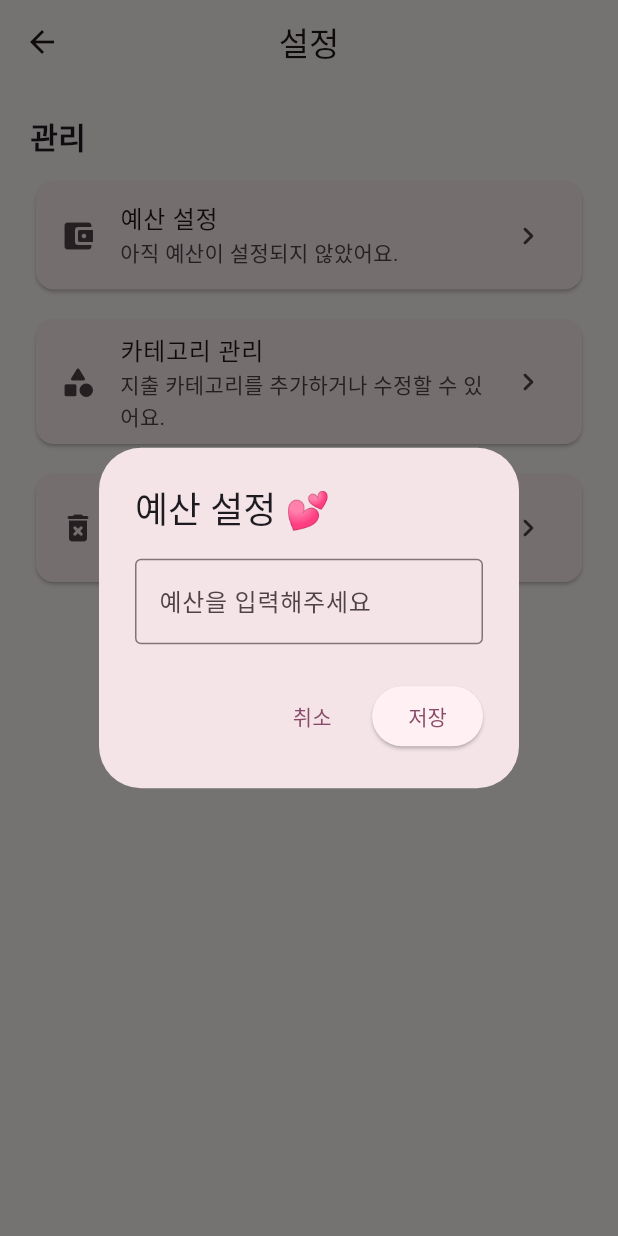
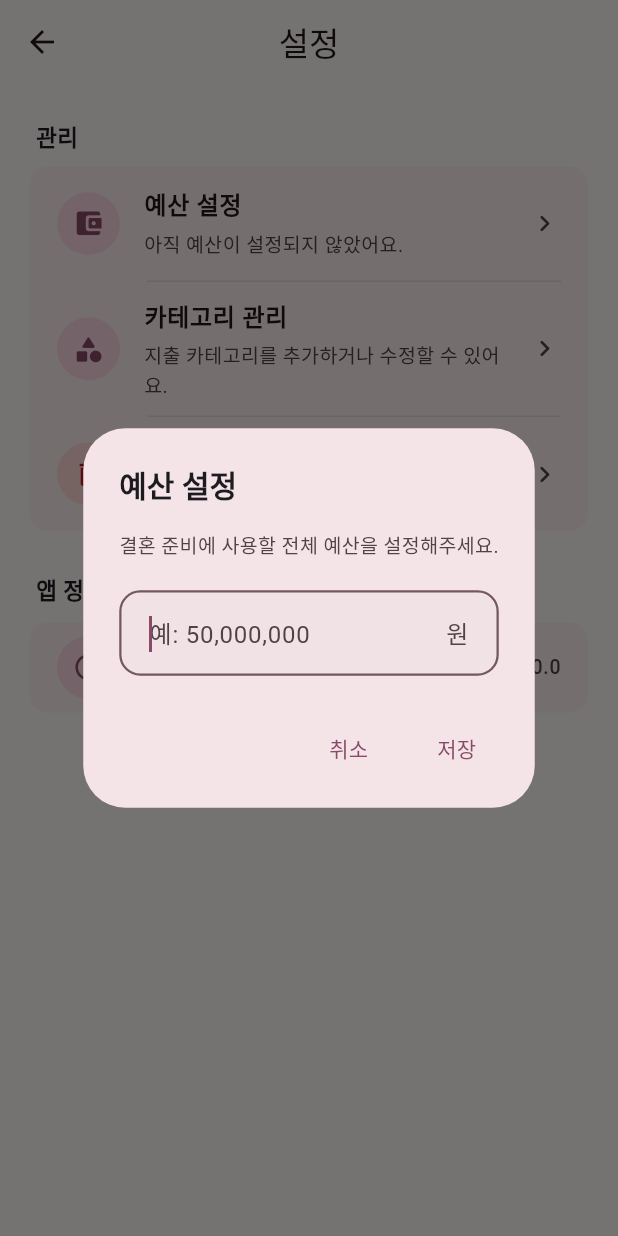
Before and after one commit to byeon-ji-young/wedding_money_manager_mobile, a Flutter app: the SettingsScreen screen opened directly, after a tap on "예산 설정", on a phone screen of 412 x 824 dp. Run offline on Flutter 3.47's test engine with Material 3 defaults, Android fonts, the phone set to English and light mode, and no system bars; our stand-ins replace google_fonts, sqflite; accounts and stored records are empty; Roboto replaces fonts that are missing (Jua).

Commit message:
feat: 설정 화면 UI 개선

```diff
--- a/lib/screens/settings_screen.dart
+++ b/lib/screens/settings_screen.dart
@@ -45,6 +45,110 @@ class _SettingsScreenState extends State<SettingsScreen> {
     );
   }
 
+  // 설정 메뉴 아이콘
+  Widget buildMenuIcon({required IconData icon, bool isDanger = false}) {
+    final colorScheme = Theme.of(context).colorScheme;
+
+    final color = isDanger ? colorScheme.error : colorScheme.primary;
+
+    final backgroundColor = isDanger
+        ? colorScheme.errorContainer
+        : colorScheme.primaryContainer;
+
+    return Container(
+      width: 42,
+      height: 42,
+      decoration: BoxDecoration(color: backgroundColor, shape: BoxShape.circle),
+      child: Icon(icon, color: color, size: 21),
+    );
+  }
+
+  // 설정 메뉴 하나
+  Widget buildSettingTile({
+    required IconData icon,
+    required String title,
+    required String subtitle,
+    required VoidCallback onTap,
+    bool isDanger = false,
+    bool showDivider = true,
+    String? trailingText,
+  }) {
+    return Column(
+      children: [
+        ListTile(
+          contentPadding: const EdgeInsets.symmetric(
+            horizontal: 18,
+            vertical: 2,
+          ),
+          leading: buildMenuIcon(icon: icon, isDanger: isDanger),
+          title: Text(
+            title,
+            style: const TextStyle(fontSize: 16, fontWeight: FontWeight.w600),
+          ),
+          subtitle: Padding(
+            padding: const EdgeInsets.only(top: 4),
+            child: Text(
+              subtitle,
+              style: TextStyle(
+                fontSize: 13,
+                color: Theme.of(context).colorScheme.onSurfaceVariant,
+              ),
+            ),
+          ),
+          trailing: trailingText != null
+              ? Text(
+                  trailingText,
+                  style: TextStyle(
+                    fontSize: 13,
+                    color: Theme.of(context).colorScheme.onSurfaceVariant,
+                  ),
+                )
+              : const Icon(Icons.chevron_right_rounded, size: 22),
+          onTap: onTap,
+        ),
+        if (showDivider)
+          Divider(
+            height: 1,
+            indent: 78,
+            endIndent: 18,
+            color: Theme.of(
+              context,
+            ).colorScheme.outlineVariant.withValues(alpha: 0.5),
+          ),
+      ],
+    );
+  }
+
+  // 설정 섹션
+  Widget buildSection({required String title, required List<Widget> children}) {
+    return Column(
+      crossAxisAlignment: CrossAxisAlignment.start,
+      children: [
+        Padding(
+          padding: const EdgeInsets.only(left: 4, bottom: 10),
+          child: Text(
+            title,
+            style: const TextStyle(fontSize: 15, fontWeight: FontWeight.bold),
+          ),
+        ),
+        Card(
+          margin: EdgeInsets.zero,
+          elevation: 0,
+          clipBehavior: Clip
+              .antiAlias, //  Clip.antiAlias는 위젯의 영역 밖으로 삐져나오는 부분을 잘라내되, 경계선을 부드럽게 처리하라는 의미
+          child: Column(children: children),
+        ),
+      ],
+    );
+  }
+
+  Future<void> openCategoryManagement() async {
+    await Navigator.push(
+      context,
+      MaterialPageRoute(builder: (context) => const CategoryManagementScreen()),
+    );
+  }
+
   // 예산 설정 다이얼로그
   Future<void> showBudgetDialog() async {
     final budgetController = TextEditingController(
@@ -58,19 +162,56 @@ class _SettingsScreenState extends State<SettingsScreen> {
 
         return StatefulBuilder(
           builder: (context, setDialogState) {
+            final colorScheme = Theme.of(context).colorScheme;
+
             return AlertDialog(
-              title: const Text('예산 설정 💕'),
+              title: const Text(
+                '예산 설정',
+                style: TextStyle(fontSize: 20, fontWeight: FontWeight.bold),
+              ),
               content: Column(
                 mainAxisSize: MainAxisSize.min,
                 crossAxisAlignment: CrossAxisAlignment.start,
                 children: [
+                  Text(
+                    '결혼 준비에 사용할 전체 예산을 설정해주세요.',
+                    style: TextStyle(
+                      fontSize: 13,
+                      color: colorScheme.onSurfaceVariant,
+                    ),
+                  ),
+                  const SizedBox(height: 20),
+
                   TextField(
                     controller: budgetController,
                     keyboardType: TextInputType.number,
-                    decoration: const InputDecoration(
-                      hintText: '예산을 입력해주세요',
+                    autofocus: true,
+                    decoration: InputDecoration(
+                      hintText: '예: 50,000,000',
                       suffixText: '원',
-                      border: OutlineInputBorder(),
+                      filled: true,
+                      fillColor: colorScheme.surfaceContainerHighest.withValues(
+                        alpha: 0.5,
+                      ),
+                      border: OutlineInputBorder(
+                        borderRadius: BorderRadius.circular(14),
+                        borderSide: BorderSide.none,
+                      ),
+                      enabledBorder: OutlineInputBorder(
+                        borderRadius: BorderRadius.circular(14),
+                        borderSide: BorderSide.none,
+                      ),
+                      focusedBorder: OutlineInputBorder(
+                        borderRadius: BorderRadius.circular(14),
+                        borderSide: BorderSide(
+                          color: colorScheme.secondary,
+                          width: 1.5,
+                        ),
+                      ),
+                      contentPadding: const EdgeInsets.symmetric(
+                        horizontal: 16,
+                        vertical: 16,
+                      ),
                     ),
                   ),
 
@@ -78,11 +219,12 @@ class _SettingsScreenState extends State<SettingsScreen> {
                     const SizedBox(height: 8),
                     Text(
                       errorMessage!,
-                      style: const TextStyle(color: Colors.red, fontSize: 13),
+                      style: TextStyle(color: colorScheme.error, fontSize: 13),
                     ),
                   ],
                 ],
               ),
+              actionsPadding: const EdgeInsets.fromLTRB(20, 0, 20, 16),
               actions: [
                 TextButton(
                   onPressed: () {
@@ -90,7 +232,7 @@ class _SettingsScreenState extends State<SettingsScreen> {
                   },
                   child: const Text('취소'),
                 ),
-                ElevatedButton(
+                TextButton(
                   onPressed: () async {
                     final value = int.tryParse(budgetController.text);
 
@@ -152,7 +294,7 @@ class _SettingsScreenState extends State<SettingsScreen> {
       context: context,
       builder: (context) {
         return AlertDialog(
-          title: const Text('전체 데이터 초기화'),
+          // title: const Text('전체 데이터 초기화'),
           content: const Text(
             '모든 지출 내역과 예산 설정이 삭제됩니다.\n'
             '추가한 카테고리도 삭제되고 기본 카테고리만 남습니다.\n\n'
@@ -165,7 +307,7 @@ class _SettingsScreenState extends State<SettingsScreen> {
               },
               child: const Text('취소'),
             ),
-            ElevatedButton(
+            TextButton(
               onPressed: () {
                 Navigator.pop(context, true);
               },
@@ -184,12 +326,13 @@ class _SettingsScreenState extends State<SettingsScreen> {
     // 데이터 초기화
     await DatabaseHelper.instance.clearAllData();
 
+    // 설정 화면의 예산 정보 새로고침
+    await loadBudget();
+
+    // 다이얼로그가 닫힌 후에도 화면이 존재하는지 확인
     if (!mounted) {
       return;
     }
-
-    // 설정 화면의 예산 정보 새로고침
-    await loadBudget();
 
     ScaffoldMessenger.of(
       context,
@@ -203,61 +346,63 @@ class _SettingsScreenState extends State<SettingsScreen> {
       body: isLoading
           ? const Center(child: CircularProgressIndicator())
           : ListView(
-              padding: const EdgeInsets.all(20),
+              padding: const EdgeInsets.fromLTRB(20, 24, 20, 32),
               children: [
-                const Text(
-                  '관리',
-                  style: TextStyle(fontSize: 20, fontWeight: FontWeight.bold),
+                buildSection(
+                  title: '관리',
+                  children: [
+                    buildSettingTile(
+                      icon: Icons.account_balance_wallet_rounded,
+                      title: '예산 설정',
+                      subtitle: budget == null
+                          ? '아직 예산이 설정되지 않았어요.'
+                          : '${formatAmount(budget!)}원',
+                      onTap: showBudgetDialog,
+                    ),
+                    buildSettingTile(
+                      icon: Icons.category_rounded,
+                      title: '카테고리 관리',
+                      subtitle: '지출 카테고리를 추가하거나 수정할 수 있어요.',
+                      onTap: openCategoryManagement,
+                    ),
+                    buildSettingTile(
+                      icon: Icons.delete_forever_rounded,
+                      title: '전체 데이터 초기화',
+                      subtitle: '모든 지출 내역과 설정을 삭제해요.',
+                      onTap: resetAllData,
+                      isDanger: true,
+                      showDivider: false,
+                    ),
+                  ],
                 ),
 
-                const SizedBox(height: 12),
+                const SizedBox(height: 28),
 
-                // 예산 설정
-                Card(
-                  child: ListTile(
-                    leading: const Icon(Icons.account_balance_wallet_rounded),
-                    title: const Text('예산 설정'),
-                    subtitle: Text(
-                      budget == null
-                          ? '아직 예산이 설정되지 않았어요.'
-                          : '현재 ${formatAmount(budget!)}원',
+                buildSection(
+                  title: '앱 정보',
+                  children: [
+                    ListTile(
+                      contentPadding: const EdgeInsets.symmetric(
+                        horizontal: 18,
+                        vertical: 2,
+                      ),
+                      leading: buildMenuIcon(icon: Icons.info_outline_rounded),
+                      title: const Text(
+                        '앱 정보',
+                        style: TextStyle(
+                          fontSize: 16,
+                          fontWeight: FontWeight.w600,
+                        ),
+                      ),
+                      trailing: Text(
+                        'ver 1.0.0',
+                        style: TextStyle(
+                          fontSize: 13,
+                          color: Theme.of(context).colorScheme.onSurfaceVariant,
+                        ),
+                      ),
                     ),
-                    trailing: const Icon(Icons.chevron_right_rounded),
-                    onTap: showBudgetDialog,
-                  ),
-                ),
-
-                const SizedBox(height: 12),
-
-                // 카테고리 관리
-                Card(
-                  child: ListTile(
-                    leading: const Icon(Icons.category_rounded),
-                    title: const Text('카테고리 관리'),
-                    subtitle: const Text('지출 카테고리를 추가하거나 수정할 수 있어요.'),
-                    trailing: const Icon(Icons.chevron_right_rounded),
-                    onTap: () async {
-                      await Navigator.push(
-                        context,
-                        MaterialPageRoute(
-                          builder: (context) =>
-                              const CategoryManagementScreen(),
-                        ),
-                      );
-                    },
-                  ),
-                ),
-
-                const SizedBox(height: 12),
-
-                Card(
-                  child: ListTile(
-                    leading: const Icon(Icons.delete_forever_rounded),
-                    title: const Text('전체 데이터 초기화'),
-                    subtitle: const Text('모든 지출 내역과 설정을 삭제합니다.'),
-                    trailing: const Icon(Icons.chevron_right_rounded),
-                    onTap: resetAllData,
-                  ),
+                  ],
                 ),
               ],
             ),
```
